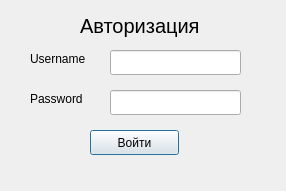
Above: src/login.ui from IlchenkoVasily/seye before the change. Below: the same form after it.
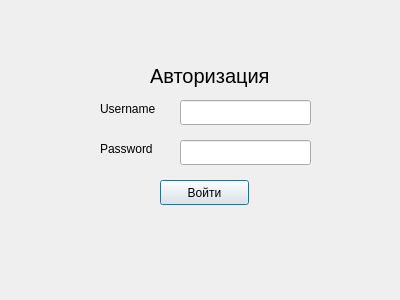
That is the form after the change.

The edit to the form file:
```diff
--- a/src/login.ui
+++ b/src/login.ui
@@ -6,8 +6,8 @@
    <rect>
     <x>0</x>
     <y>0</y>
-    <width>286</width>
-    <height>191</height>
+    <width>400</width>
+    <height>300</height>
    </rect>
   </property>
   <property name="windowTitle">
@@ -16,8 +16,8 @@
   <widget class="QLineEdit" name="password">
    <property name="geometry">
     <rect>
-     <x>110</x>
-     <y>90</y>
+     <x>180</x>
+     <y>140</y>
      <width>131</width>
      <height>25</height>
     </rect>
@@ -26,8 +26,8 @@
   <widget class="QPushButton" name="pushButton">
    <property name="geometry">
     <rect>
-     <x>90</x>
-     <y>130</y>
+     <x>160</x>
+     <y>180</y>
      <width>89</width>
      <height>25</height>
     </rect>
@@ -48,8 +48,8 @@
   <widget class="QLabel" name="label_3">
    <property name="geometry">
     <rect>
-     <x>30</x>
-     <y>50</y>
+     <x>100</x>
+     <y>100</y>
      <width>69</width>
      <height>17</height>
     </rect>
@@ -61,8 +61,8 @@
   <widget class="QLabel" name="label">
    <property name="geometry">
     <rect>
-     <x>80</x>
-     <y>10</y>
+     <x>150</x>
+     <y>60</y>
      <width>151</width>
      <height>31</height>
     </rect>
@@ -82,8 +82,8 @@
   <widget class="QLineEdit" name="username">
    <property name="geometry">
     <rect>
-     <x>110</x>
-     <y>50</y>
+     <x>180</x>
+     <y>100</y>
      <width>131</width>
      <height>25</height>
     </rect>
@@ -92,8 +92,8 @@
   <widget class="QLabel" name="label_4">
    <property name="geometry">
     <rect>
-     <x>30</x>
-     <y>90</y>
+     <x>100</x>
+     <y>140</y>
      <width>69</width>
      <height>17</height>
     </rect>
```
